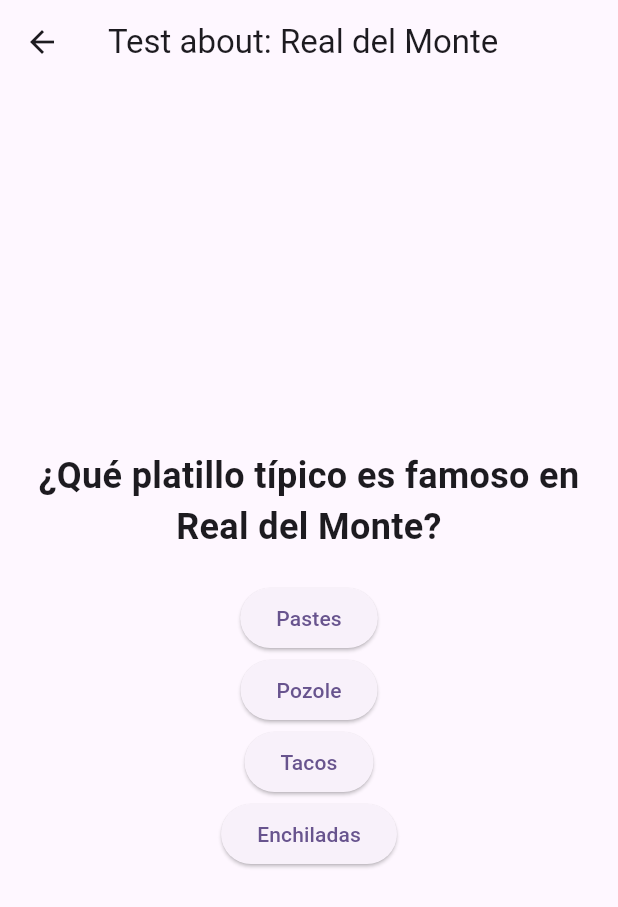
After one commit to lara-vel-dev/nenemi, a Flutter app: the TourScreen screen opened directly, after a tap on "Let's start a Game!", on a phone screen of 412 x 824 dp. The commit adds this screen. Shown: the top 907 px of the screen. Run offline on Flutter 3.47's test engine with Material 3 defaults, Android fonts, the phone set to English and light mode, and no system bars.

Commit message:
Added basic quiz and result page

```diff
--- /dev/null
+++ b/lib/QuizScreen/question.dart
@@ -0,0 +1,20 @@
+class WidgetOption {
+  final String text;
+  final bool isCorrect;
+
+  const WidgetOption({required this.text, required this.isCorrect});
+}
+
+class WidgetQuestion {
+  final String text;
+  final List<WidgetOption> options;
+  final int id;
+  final WidgetOption correctAnswer;
+
+  const WidgetQuestion({
+    required this.text,
+    required this.options,
+    required this.id,
+    required this.correctAnswer,
+  });
+}
--- /dev/null
+++ b/lib/QuizScreen/quiz_screen.dart
@@ -0,0 +1,94 @@
+import 'package:flutter/material.dart';
+
+import 'question.dart';
+import 'question_list.dart';
+
+class QuizScreen extends StatefulWidget {
+  @override
+  _QuizScreenState createState() => _QuizScreenState();
+}
+
+class _QuizScreenState extends State<QuizScreen> {
+  int currentQuestionIndex = 0;
+  int score = 0;
+
+  void checkAnswer(WidgetOption option) {
+    if (option.isCorrect) {
+      score++;
+    }
+
+    if (currentQuestionIndex < questions.length - 1) {
+      setState(() {
+        currentQuestionIndex++;
+      });
+    } else {
+      Navigator.push(
+          context,
+          MaterialPageRoute(
+              builder: (context) =>
+                  ResultScreen(score: score, total: questions.length)));
+    }
+  }
+
+  @override
+  Widget build(BuildContext context) {
+    WidgetQuestion question = questions[currentQuestionIndex];
+    return Scaffold(
+      appBar: AppBar(
+        title: Text("Test about: Real del Monte"),
+      ),
+      body: Padding(
+        padding: const EdgeInsets.all(12.0),
+        child: Column(
+          mainAxisAlignment: MainAxisAlignment.center,
+          children: [
+            // Image.asset(
+            //   "asstes/images/splash/nenemi-logo.png",
+            //   width: 450,
+            //   height: 200,
+            // ),
+            Text(
+              question.text,
+              style: TextStyle(fontSize: 24, fontWeight: FontWeight.bold),
+              textAlign: TextAlign.center,
+            ),
+            SizedBox(height: 20),
+            ...question.options.map((option) => ElevatedButton(
+                  onPressed: () => checkAnswer(option),
+                  child: Text(option.text),
+                )),
+          ],
+        ),
+      ),
+    );
+  }
+}
+
+class ResultScreen extends StatelessWidget {
+  final int score;
+  final int total;
+
+  const ResultScreen({Key? key, required this.score, required this.total})
+      : super(key: key);
+
+  @override
+  Widget build(BuildContext context) {
+    return Scaffold(
+      appBar: AppBar(title: Text("Test Result")),
+      body: Center(
+          child: Column(
+        children: [
+          // Image.asset(
+          //   "/assets/images/splash/nenemi-logo.png",
+          //   width: 450,
+          //   height: 200,
+          // ),
+          Text(
+            "Congratulation! Your puntuaction are:  $score/$total",
+            style: TextStyle(fontSize: 24, fontWeight: FontWeight.bold),
+          ),
+        ],
+      )),
+    );
+  }
+}
--- a/lib/TourScreen/TourScreen.dart
+++ b/lib/TourScreen/TourScreen.dart
@@ -1,13 +1,25 @@
 import 'package:flutter/material.dart';
+
+import '../QuizScreen/quiz_screen.dart';
 
 class TourScreen extends StatelessWidget {
   @override
   Widget build(BuildContext context) {
     return Scaffold(
       appBar: AppBar(title: Text("Tour Screen Expirience")),
-      body: Center(
-        child: Text("AR IS COOL"),
-      ),
+      body: Column(children: [
+        Text("AR IS COOL"),
+        ElevatedButton(
+          onPressed: () {
+            Navigator.of(context).push(
+              MaterialPageRoute(builder: (context) => QuizScreen()),
+            );
+          },
+          child: Text("Let's start a Game!"),
+        ),
+      ]
+          // QuizScreen
+          ),
     );
   }
 }
```
Also changed, not shown: lib/QuizScreen/question_list.dart (added, +139 -0 lines).
